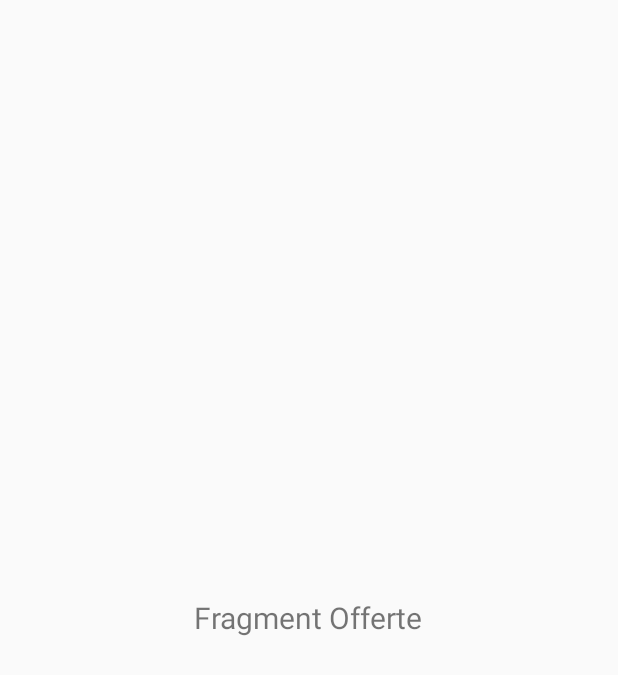
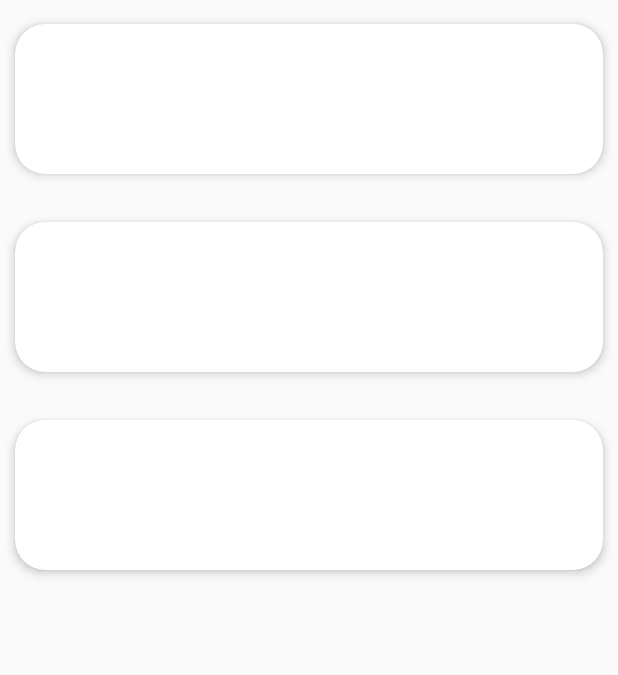
Before and after one commit to michele-vigliotta/HotSliceApp, an Android app built with Jetpack Compose: the layout fragment_offerte.xml on its own in the app's theme, with its tools: preview values and no code run, on a phone screen of 412 x 824 dp. Shown: the top 675 px of the screen. Run offline under Robolectric (Android 15) with nearby library versions, the phone set to English and light mode, and no system bars.

Commit message:
Aggiunta fragment offerte

```diff
--- a/app/src/main/res/layout/fragment_offerte.xml
+++ b/app/src/main/res/layout/fragment_offerte.xml
@@ -1,16 +1,13 @@
 <?xml version="1.0" encoding="utf-8"?>
-<FrameLayout xmlns:android="http://schemas.android.com/apk/res/android"
-    xmlns:tools="http://schemas.android.com/tools"
+<RelativeLayout xmlns:android="http://schemas.android.com/apk/res/android"
     android:layout_width="match_parent"
     android:layout_height="match_parent"
-    tools:context=".fragments.FragmentOfferte">
+    xmlns:tools="http://schemas.android.com/tools">
 
-    <!-- TODO: Update blank fragment layout -->
-    <TextView
-        android:layout_width="wrap_content"
-        android:layout_height="wrap_content"
-        android:text="Fragment Offerte"
-        android:textSize="20sp"
-        android:layout_gravity="center"/>
+    <androidx.recyclerview.widget.RecyclerView
+        android:id="@+id/recyclerOfferte"
+        android:layout_width="match_parent"
+        android:layout_height="match_parent"
+        tools:listitem="@layout/each_item"/>
 
-</FrameLayout>
+</RelativeLayout>
```
Also changed, not shown: app/src/main/java/com/example/hotsliceapp/fragments/FragmentOfferte.kt (+49 -39 lines).
